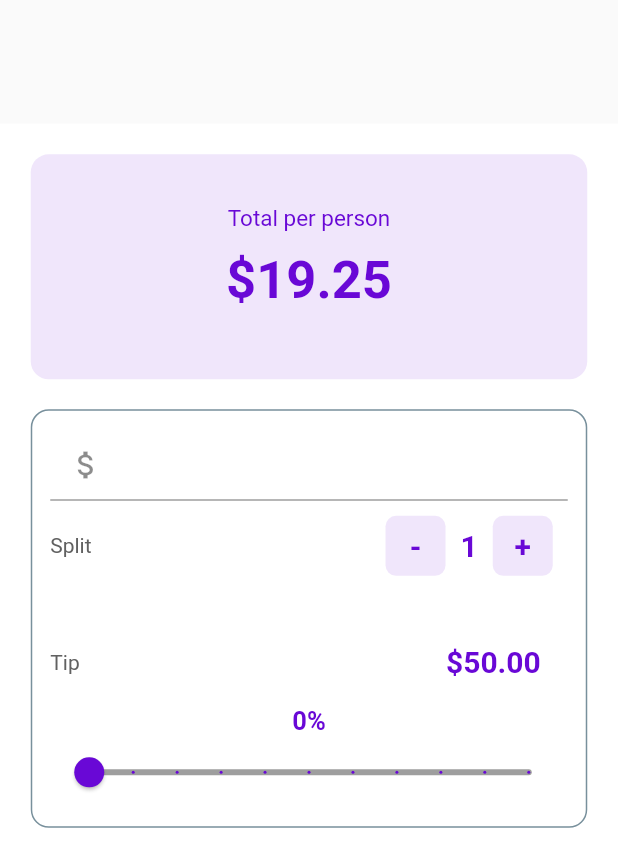
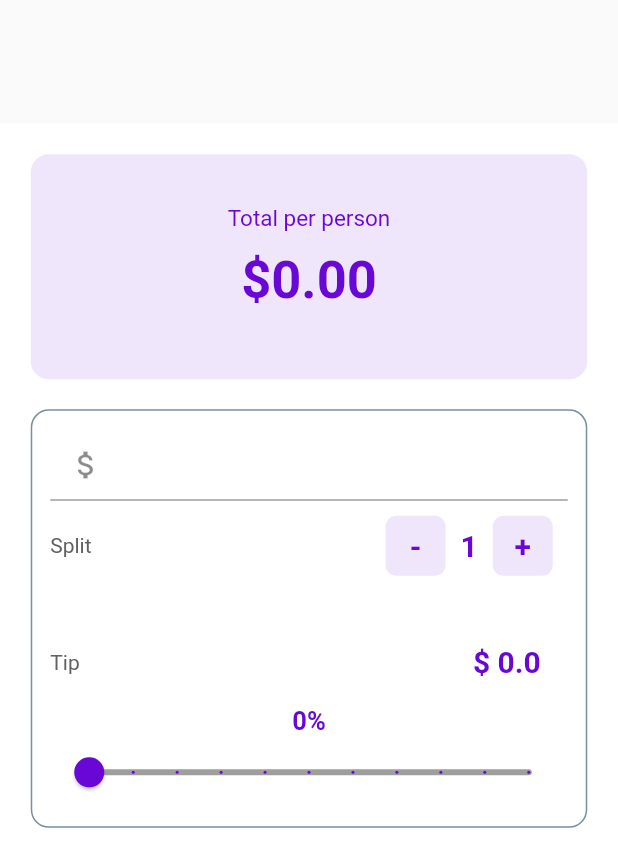
Before and after one commit to Zaphelyn/tip_calculator, a Flutter app: the screen it shows after launch, on a phone screen of 412 x 824 dp. Shown: the top 867 px of the screen. Run offline on Flutter 3.47's test engine with Material 2 defaults, Android fonts, the phone set to English and light mode, and no system bars.

Commit message:
Added logic to update UI
Designed and integrated the calculateTotalPerPerson and calculateTotalTip methods

```diff
--- a/lib/ui/bill_splitter.dart
+++ b/lib/ui/bill_splitter.dart
@@ -48,7 +48,7 @@ class _BillSplitterState extends State<BillSplitter> {
                     Padding(
                       padding: const EdgeInsets.all(12.0),
                       child: Text(
-                        "\$19.25",
+                        "\$${calculateTotalPerPerson(_billAmount, _personCounter, _tipPercentage)}",
                         style: TextStyle(
                           fontSize: 35.0,
                           fontWeight: FontWeight.bold,
@@ -78,7 +78,7 @@ class _BillSplitterState extends State<BillSplitter> {
                         TextInputType.numberWithOptions(decimal: true),
                     style: TextStyle(color: _purple),
                     decoration: InputDecoration(
-                      prefixText: "Bill Amount",
+                      prefixText: "Bill Amount: ",
                       prefixIcon: Icon(Icons.attach_money),
                     ),
                     onChanged: (String value) {
@@ -167,7 +167,7 @@ class _BillSplitterState extends State<BillSplitter> {
                         ),),
                         Padding(
                           padding: const EdgeInsets.all(18.0),
-                          child: Text("\$50.00", style: TextStyle(
+                          child: Text("\$ ${calculateTotalTip(_billAmount, _personCounter, _tipPercentage)}", style: TextStyle(
                             color: _purple,
                             fontSize: 20.0,
                             fontWeight: FontWeight.bold,
@@ -206,4 +206,23 @@ class _BillSplitterState extends State<BillSplitter> {
       ),
     );
   }
+
+  calculateTotalPerPerson(double billAmount, int splitBy, int tipPercentage){
+    var totalPerPerson = (calculateTotalTip(billAmount, splitBy, tipPercentage) + billAmount) / splitBy;
+    return totalPerPerson.toStringAsFixed(2);
+  }
+
+  calculateTotalTip(double billAmount, int splitBy, int tipPercentage){
+    double totalTip = 0.0;
+
+    if (billAmount < 0 || billAmount.toString().isEmpty){
+      // no go!
+
+    } else {
+      totalTip = (billAmount * tipPercentage) / 100;
+    }
+    return totalTip;
+  }
+
+
 }
```
